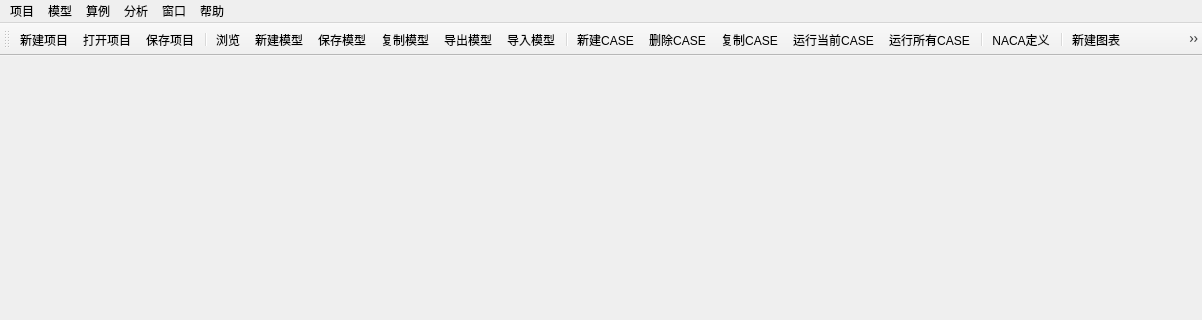
darkspring2015/PyDatcomLab, file PyDatcomLab/GUIs/MainWindow.ui: the form before one commit; both pictures show x 0 to 1202 and y 0 to 320 of the 1202 by 900 pixel window.
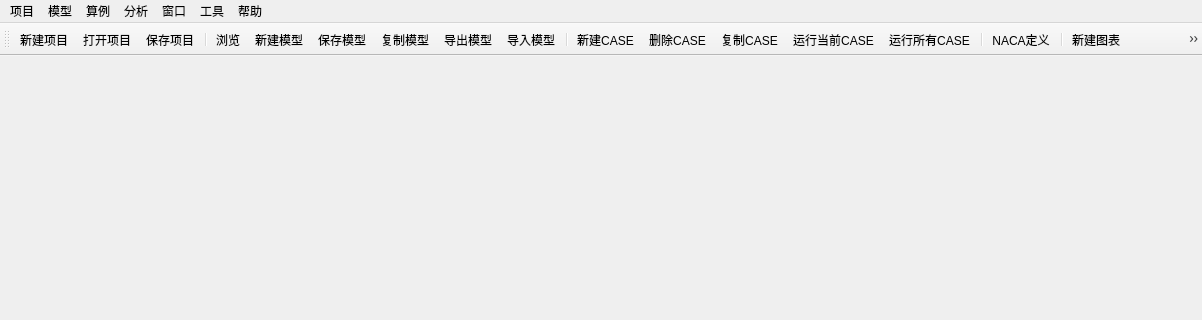
The form after the commit. Icons and pictures are not drawn.

The edit to the form file:
```diff
--- a/PyDatcomLab/GUIs/MainWindow.ui
+++ b/PyDatcomLab/GUIs/MainWindow.ui
@@ -147,11 +147,20 @@
     <addaction name="separator"/>
     <addaction name="menu_7"/>
    </widget>
+   <widget class="QMenu" name="menu">
+    <property name="title">
+     <string>工具</string>
+    </property>
+    <addaction name="separator"/>
+    <addaction name="actionXMLEditer"/>
+    <addaction name="actionDtcomDefineEditer"/>
+   </widget>
    <addaction name="menuProject"/>
    <addaction name="menu_Model"/>
    <addaction name="menu_Problem"/>
    <addaction name="menu_Analyze"/>
    <addaction name="menu_Windows"/>
+   <addaction name="menu"/>
    <addaction name="menu_Help"/>
   </widget>
   <widget class="QStatusBar" name="statusBar"/>
```
Left out of the diff: 14 changed lines with no effect on the pictures.
